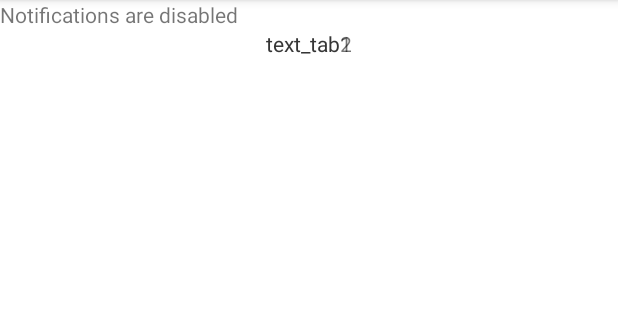
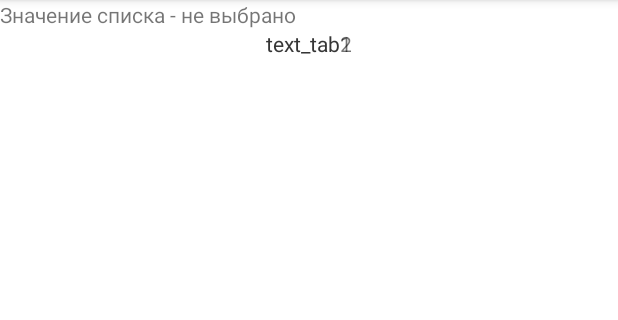
Before and after one commit to dimmigg/TabsBus, an Android app: the screen it shows after launch (MainActivity), on a phone screen of 412 x 824 dp, the part 84-404 px from its top. Run offline under Robolectric (Android 15) with nearby library versions, the phone set to English and light mode, and no system bars; libraries missing offline, so code that uses them is left out: com.mikepenz.materialdrawer; 1 statement that could not run was skipped.

Commit message:
расширенные настройки

```diff
--- a/app/src/main/java/com/dimka/tabsbus/MainActivity.java
+++ b/app/src/main/java/com/dimka/tabsbus/MainActivity.java
@@ -8,6 +8,7 @@ import android.support.annotation.NonNull;
 import android.support.design.widget.BottomNavigationView;
 import android.support.v7.app.AppCompatActivity;
 import android.util.Log;
+import android.view.Menu;
 import android.view.MenuItem;
 import android.view.View;
 import android.widget.AdapterView;
@@ -16,20 +17,15 @@ import android.widget.TextView;
 import android.widget.TabHost.OnTabChangeListener;
 import android.widget.Toast;
 
-import android.os.Bundle;
 import android.support.v7.widget.Toolbar;
-import android.view.Menu;
 
-import com.mikepenz.iconics.typeface.FontAwesome;
 import com.mikepenz.materialdrawer.Drawer;
 import com.mikepenz.materialdrawer.model.DividerDrawerItem;
 import com.mikepenz.materialdrawer.model.PrimaryDrawerItem;
 import com.mikepenz.materialdrawer.model.SecondaryDrawerItem;
-import com.mikepenz.materialdrawer.model.SectionDrawerItem;
 import com.mikepenz.materialdrawer.model.interfaces.Badgeable;
 import com.mikepenz.materialdrawer.model.interfaces.IDrawerItem;
 import com.mikepenz.materialdrawer.model.interfaces.Nameable;
-import com.mikepenz.materialdrawer.util.DrawerItemViewHelper;
 
 public class MainActivity extends AppCompatActivity {
     private Drawer.Result drawerResult;
@@ -106,14 +102,14 @@ public class MainActivity extends AppCompatActivity {
         // создаем вкладку и указываем тег
         tabSpec = tabHost.newTabSpec("tag1");
         // название вкладки
-        tabSpec.setIndicator(getString(R.string.TabBudny));
+        tabSpec.setIndicator(getString(R.string.tabBudny));
         // указываем id компонента из FrameLayout, он и станет содержимым
         tabSpec.setContent(R.id.tvTab1);
         // добавляем в корневой элемент
         tabHost.addTab(tabSpec);
 
         tabSpec = tabHost.newTabSpec("tag2");
-        tabSpec.setIndicator(getString(R.string.TabVih));
+        tabSpec.setIndicator(getString(R.string.tabVih));
         tabSpec.setContent(R.id.tvTab2);
         tabHost.addTab(tabSpec);
 
@@ -162,7 +158,7 @@ public class MainActivity extends AppCompatActivity {
 //                        new DividerDrawerItem(),
 //                        new SecondaryDrawerItem().withName(R.string.drawer_item_contact).withIcon(FontAwesome.Icon.faw_github).withBadge("12+").withIdentifier(1)
                         new PrimaryDrawerItem()
-                                .withName(R.string.title_home)
+                                .withName(R.string.setting)
                                 .withIdentifier(1),
 
                         new DividerDrawerItem(),
@@ -179,7 +175,7 @@ public class MainActivity extends AppCompatActivity {
 //                            Toast.makeText(MainActivity.this,MainActivity.this.getString(((Nameable) drawerItem).getNameRes()), Toast.LENGTH_SHORT).show();
 
                             switch (MainActivity.this.getString(((Nameable) drawerItem).getNameRes())){
-                                case "Home":
+                                case "Настройка":
                                     Intent intent = new Intent(MainActivity.this, SettingActivity.class);
                                     startActivity(intent);
                                     break;
@@ -219,13 +215,16 @@ public class MainActivity extends AppCompatActivity {
     }
 
     protected void onResume() {
-        Boolean notif = sp.getBoolean("notif", false);
-        String address = sp.getString("address", "");
-        String text = "Notifications are "
-                + ((notif) ? "enabled, address = " + address : "disabled");
-        tvInfo.setText(text);
+        String listValue = sp.getString("list", "не выбрано");
+        tvInfo.setText("Значение списка - " + listValue);
         super.onResume();
     }
+
+//    public boolean onCreateOptionsMenu(Menu menu) {
+//        MenuItem mi = menu.add(0, 1, 0, "Preferences");
+//        mi.setIntent(new Intent(this, SettingActivity.class));
+//        return super.onCreateOptionsMenu(menu);
+//    }
 
 //    public boolean onCreateOptionsMenu(Menu menu) {
 //        MenuItem mi = menu.add(0, 1, 0, "Preferences");
--- a/app/src/main/res/values/strings.xml
+++ b/app/src/main/res/values/strings.xml
@@ -3,8 +3,9 @@
     <string name="title_home">Home</string>
     <string name="title_dashboard">Dashboard</string>
     <string name="title_notifications">Notifications</string>
-    <string name="TabBudny">Будний</string>
-    <string name="TabVih">Выходной</string>
+    <string name="tabBudny">Будний</string>
+    <string name="tabVih">Выходной</string>
+    <string name="setting">Настройка</string>
 
 
     <string name="action_settings">Settings</string>
@@ -16,4 +17,17 @@
     <string name="drawer_item_open_source">Open Source</string>
     <string name="drawer_item_contact">Contact</string>
 
+
+
+    <string-array name="entries">
+        <item>one</item>
+        <item>two</item>
+        <item>three</item>
+    </string-array>
+    <string-array name="entry_values">
+        <item>1</item>
+        <item>2</item>
+        <item>3</item>
+    </string-array>
+
 </resources>
```
Also changed, not shown: app/src/main/res/layout/activity_setting.xml (+52 -20 lines).
